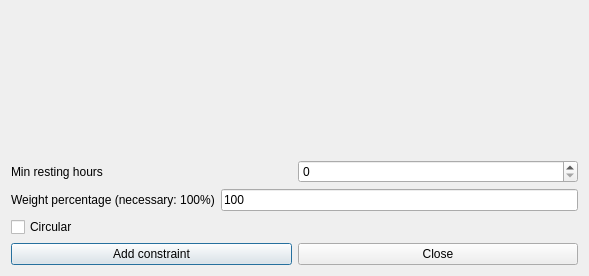
Old version of the form fet/src/interface/addconstraintteachersminrestinghoursform_template.ui in the repository vonmecheln/fet.
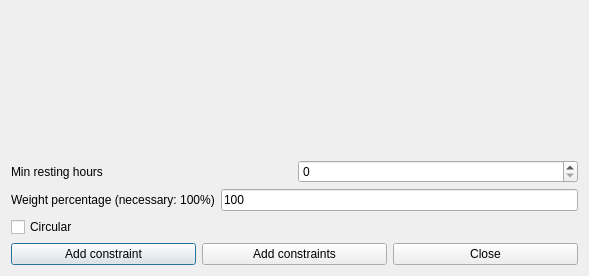
New version of the form.

Patch:
```diff
--- a/fet/src/interface/addconstraintteachersminrestinghoursform_template.ui
+++ b/fet/src/interface/addconstraintteachersminrestinghoursform_template.ui
@@ -67,6 +67,13 @@
        </property>
       </widget>
      </item>
+     <item>
+      <widget class="QPushButton" name="addConstraintsPushButton">
+       <property name="text">
+        <string>Add constraints</string>
+       </property>
+      </widget>
+     </item>
      <item>
       <widget class="QPushButton" name="closePushButton">
        <property name="text">
```
